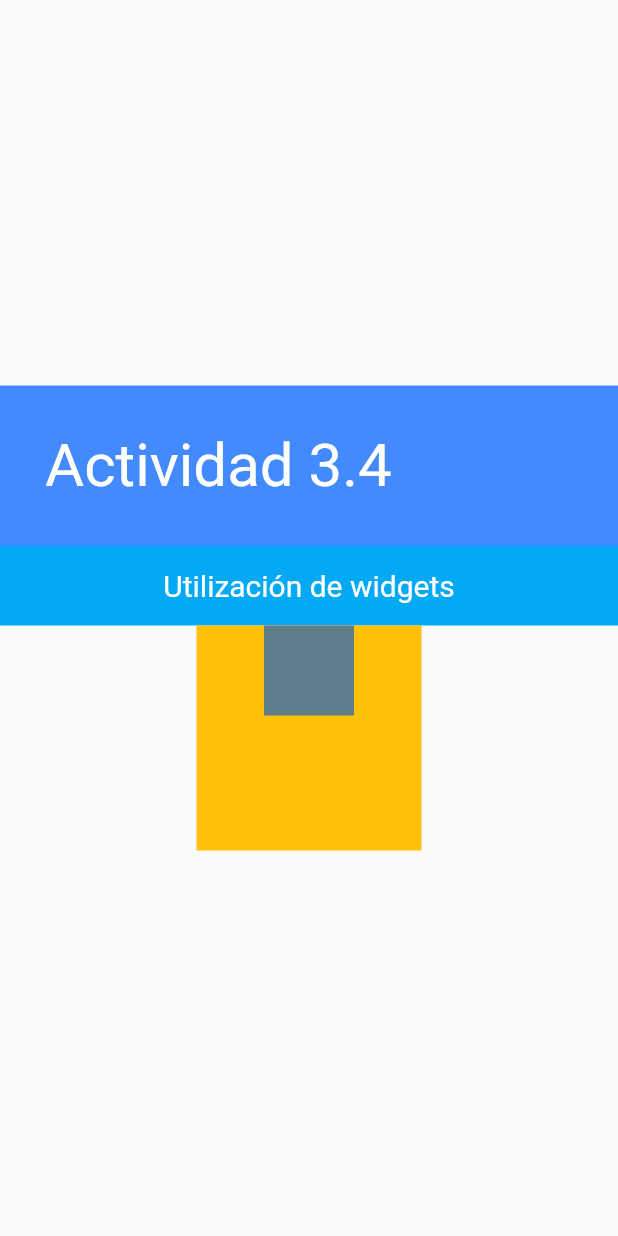
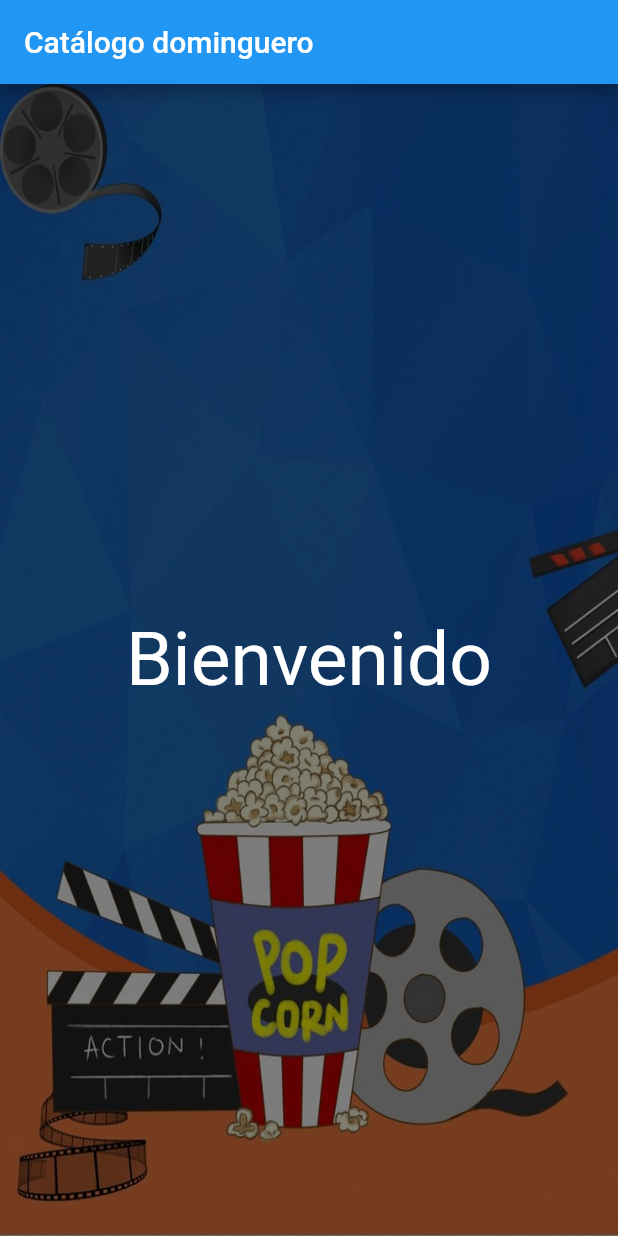
Before and after one commit to C4rL05cc/app_Nueva, a Flutter app: the screen it shows after launch, on a phone screen of 412 x 824 dp. Run offline on Flutter 3.47's test engine with Material 2 defaults, Android fonts, the phone set to English and light mode, and no system bars.

Commit message:
Home Screen

```diff
--- a/lib/main.dart
+++ b/lib/main.dart
@@ -13,58 +13,23 @@ class MyApp extends StatelessWidget {
   @override
   Widget build(BuildContext context) {
     return MaterialApp(
-      title: 'LDSW',
+      title: 'De película',
+      debugShowCheckedModeBanner: false,
       home: Scaffold(
-             body: Column(
-               mainAxisAlignment: MainAxisAlignment.center,
-               crossAxisAlignment: CrossAxisAlignment.center,
-               children: [
-                 Container(
-                   color: Colors.blueAccent,
-                   padding: EdgeInsets.all(30),
-                   child: Row(
-                     children: [
-                       Text('Actividad 3.4', style: TextStyle(
-                         fontSize: 40,
-                         color: Colors.white
-                       )),
-                     ],
-                   ),
-                 ),
-                 Container(
-                   color: Colors.lightBlue,
-                   padding: EdgeInsets.all(15),
-                   child: Row(
-                     mainAxisAlignment: MainAxisAlignment.center,
-                     children: [
-                       Text('Utilización de widgets', style: TextStyle(
-                           fontSize: 20,
-                           color: Colors.white
-                       )),
-                     ],
-                   ),
-                 ),
-                 Stack(
-                   alignment: Alignment.topCenter,
-                   children: [
-                     Container(
-                       color: Colors.amber,
-                       child: SizedBox(
-                         height: 150,
-                         width: 150,
-                       ),
-                     ),
-                     Container(
-                       color: Colors.blueGrey,
-                       child: SizedBox(
-                         height: 60,
-                         width: 60,
-                       ),
-                     )
-                   ],
-                 )
-               ],
-             ),
+        appBar: AppBar(
+          title: Text('Catálogo dominguero'),
+        ),
+        body: Stack(children:[
+          Container(
+            decoration: BoxDecoration(image: DecorationImage(image: AssetImage('images/pop.jpg'),
+                fit: BoxFit.fill,
+            colorFilter: ColorFilter.mode(Colors.black.withOpacity(0.5),
+                BlendMode.srcOver) )),
+          ),
+          Center(
+            child: Text('Bienvenido', style: TextStyle(color: Colors.white, fontSize: 50),),
+          )
+        ])
       ),
     );
   }
--- a/pubspec.yaml
+++ b/pubspec.yaml
@@ -58,7 +58,8 @@ flutter:
   uses-material-design: true
 
   # To add assets to your application, add an assets section, like this:
-  # assets:
+  assets:
+      - images/
   #   - images/a_dot_burr.jpeg
   #   - images/a_dot_ham.jpeg
 
```
Also changed, not shown: images/Cinema.jpg (added), images/movie_theater.jpg (added), images/pop.jpg (added).
